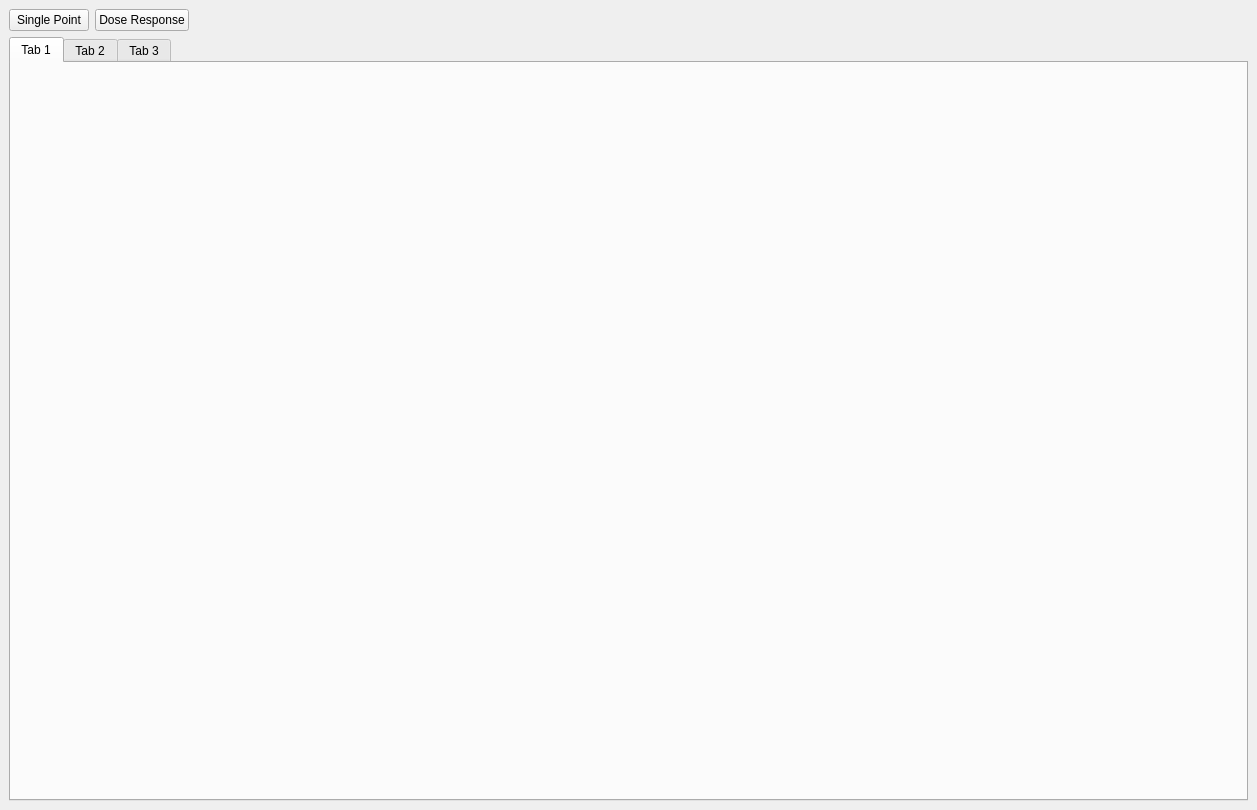
This is frontend/assets/module_window_template.ui in dahlbma/assayLoader as Qt 5 draws it before an edit. The edited form follows.
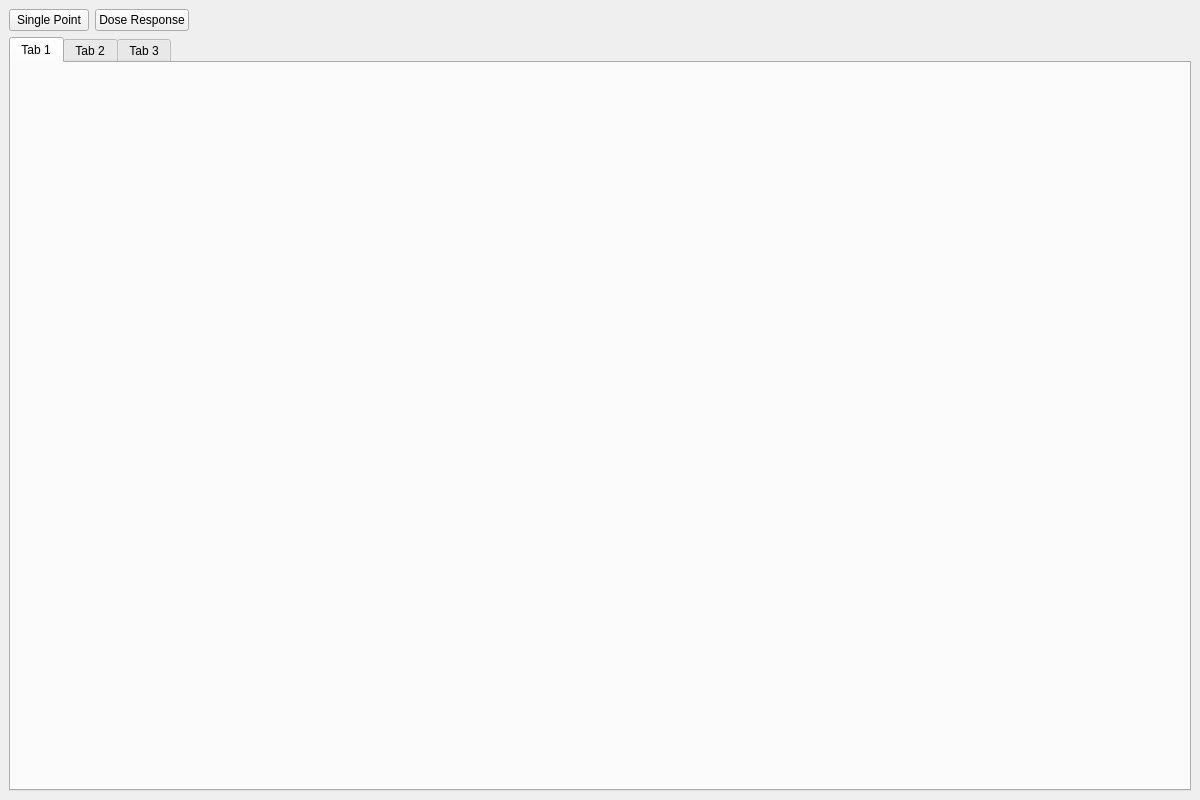
This is the edited form. The open tabs and pages were chosen to show the change.

```diff
--- a/frontend/assets/module_window_template.ui
+++ b/frontend/assets/module_window_template.ui
@@ -6,8 +6,8 @@
    <rect>
     <x>0</x>
     <y>0</y>
-    <width>1257</width>
-    <height>810</height>
+    <width>1200</width>
+    <height>800</height>
    </rect>
   </property>
   <property name="windowTitle">
```
Left out of the diff: 58 changed lines with no effect on the pictures.
